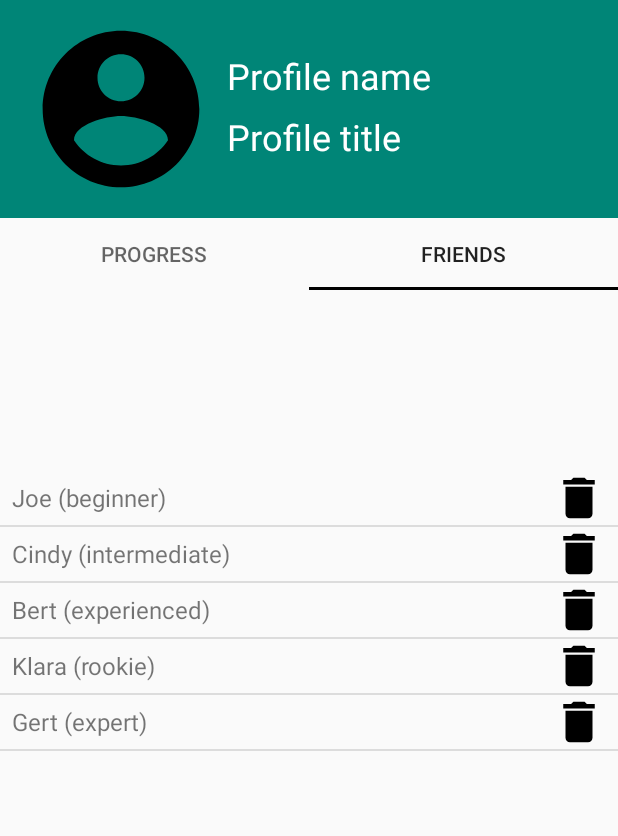
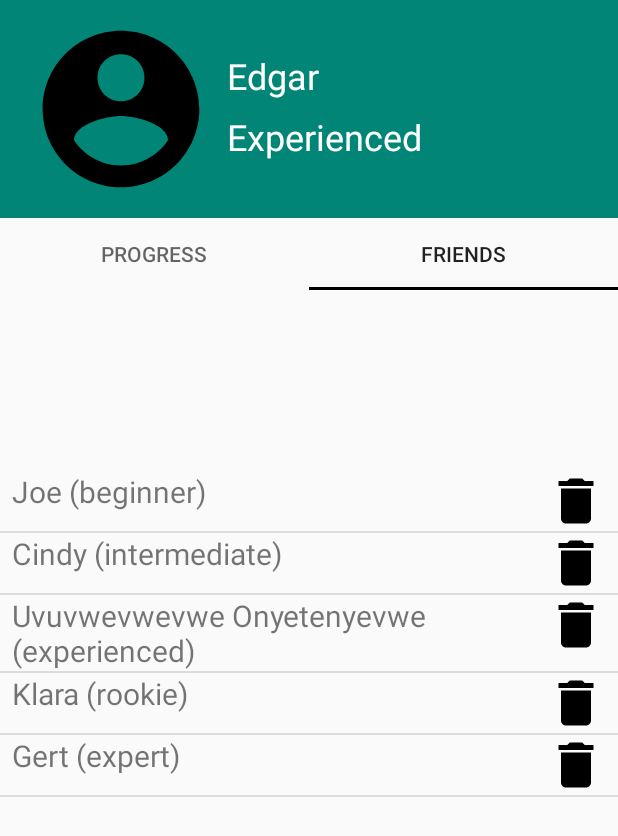
Before and after one commit to zimivanende/HSAI, an Android app: the ProfileActivity screen opened directly, with no data from a screen before it, tab 2 chosen, on a phone screen of 412 x 824 dp. Shown: the top 836 px of the screen. Run offline under Robolectric (Android 15) with nearby library versions, the phone set to English and light mode, and no system bars.

Commit message:
Minor layout change

```diff
--- a/programma/app/src/main/java/hsai/prototype/fietsveilig/FriendsModel.java
+++ b/programma/app/src/main/java/hsai/prototype/fietsveilig/FriendsModel.java
@@ -14,7 +14,7 @@ public class FriendsModel {
         if (!m_initialized){
             m_friends.add("Joe (beginner)");
             m_friends.add("Cindy (intermediate)");
-            m_friends.add("Bert (experienced)");
+            m_friends.add("Uvuvwevwevwe Onyetenyevwe (experienced)");
             m_friends.add("Klara (rookie)");
             m_friends.add("Gert (expert)");
             m_initialized = true;
--- a/programma/app/src/main/res/layout/friend_item_layout.xml
+++ b/programma/app/src/main/res/layout/friend_item_layout.xml
@@ -5,23 +5,26 @@
     xmlns:tools="http://schemas.android.com/tools"
     android:layout_width="match_parent"
     android:layout_height="match_parent"
-    android:orientation="horizontal">
+    android:orientation="horizontal"
+    android:layout_marginTop="5dp"
+    android:layout_marginBottom="5dp">
 
     <TextView
         android:id="@+id/friend_name"
         android:layout_width="wrap_content"
-        android:layout_height="36dp"
+        android:layout_height="wrap_content"
+        android:maxWidth="320dp"
         android:layout_marginStart="8dp"
+        android:gravity="center_vertical"
         android:text="dummy"
-        android:textSize="16sp"
-        android:gravity="center_vertical"
+        android:textSize="20sp"
         app:layout_constraintStart_toStartOf="parent"
         app:layout_constraintTop_toTopOf="parent" />
 
     <Button
         android:id="@+id/deleteFriend"
-        android:layout_width="36dp"
-        android:layout_height="36dp"
+        android:layout_width="40dp"
+        android:layout_height="40dp"
         android:layout_marginEnd="8dp"
         android:background="@drawable/ic_delete_black_24dp"
         app:layout_constraintEnd_toEndOf="parent"
--- a/programma/app/src/main/res/values/strings.xml
+++ b/programma/app/src/main/res/values/strings.xml
@@ -91,8 +91,8 @@
     <!-- PROFILE ACTIVITY -->
     <string name="title_activity_profile">ProfileActivity</string>
     <string name="profile_picture_description">Profile picture</string>
-    <string name="profile_name">Profile name</string>
-    <string name="profile_title">Profile title</string>
+    <string name="profile_name">Edgar</string>
+    <string name="profile_title">Experienced</string>
 
 
     <string name="study_button">Study</string>
```
